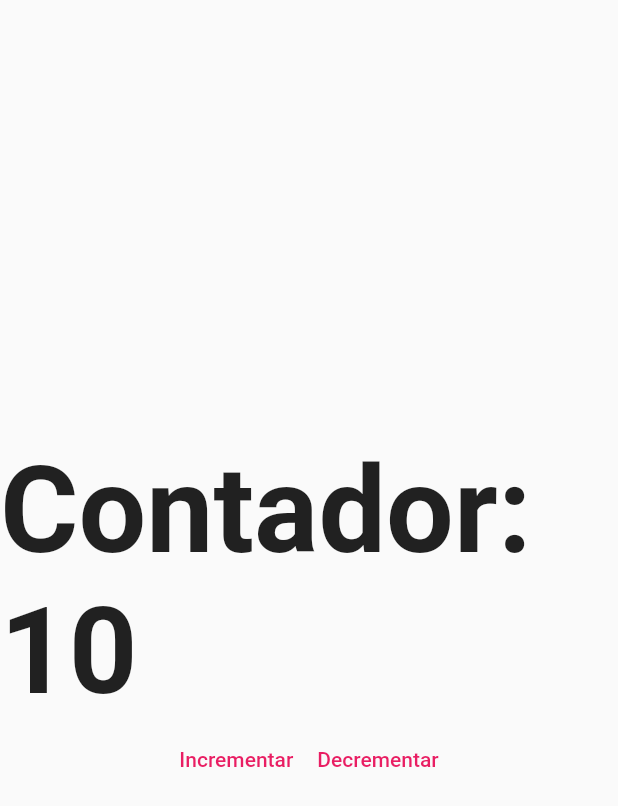
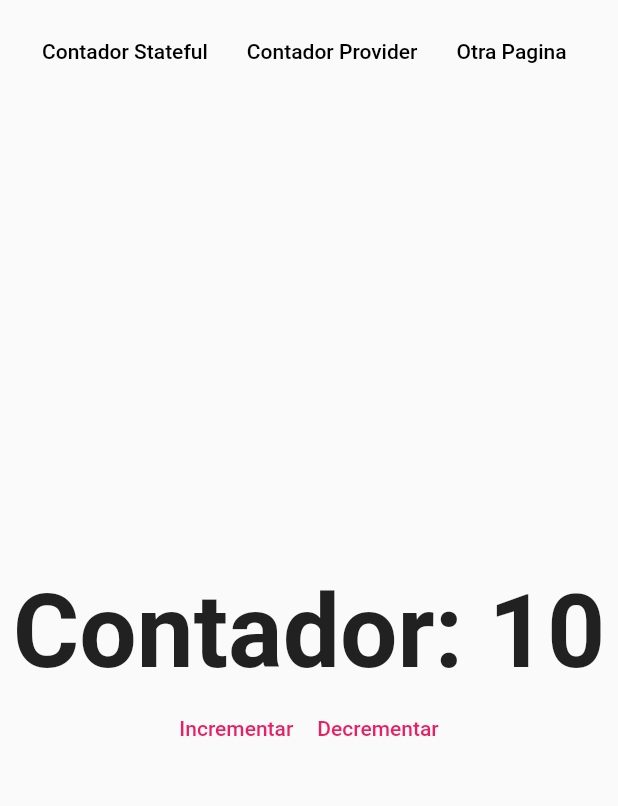
Before and after one commit to MatiasSalomon01/Flutter-Web-Aplicaciones-y-Paginas-web-profesionales, a Flutter app: the screen it shows after launch, on a phone screen of 412 x 824 dp. Shown: the top 806 px of the screen. Run offline on Flutter 3.47's test engine with Material 2 defaults, Android fonts, the phone set to English and light mode, and no system bars.

Commit message:
Creando un menú de navegación

```diff
--- a/bases_web/lib/ui/pages/counter_page.dart
+++ b/bases_web/lib/ui/pages/counter_page.dart
@@ -1,3 +1,4 @@
+import 'package:bases_web/ui/shared/custom_app_menu.dart';
 import 'package:bases_web/ui/shared/custom_flat_button.dart';
 import 'package:flutter/material.dart';
 
@@ -16,9 +17,18 @@ class _CounterPageState extends State<CounterPage> {
       body: Column(
         mainAxisAlignment: MainAxisAlignment.center,
         children: [
-          Text(
-            'Contador: $counter',
-            style: const TextStyle(fontSize: 80, fontWeight: FontWeight.bold),
+          const CustomAppMenu(),
+          const Spacer(),
+          FittedBox(
+            fit: BoxFit.contain,
+            child: Padding(
+              padding: const EdgeInsets.symmetric(horizontal: 10),
+              child: Text(
+                'Contador: $counter',
+                style:
+                    const TextStyle(fontSize: 80, fontWeight: FontWeight.bold),
+              ),
+            ),
           ),
           Row(
             mainAxisAlignment: MainAxisAlignment.center,
@@ -32,7 +42,8 @@ class _CounterPageState extends State<CounterPage> {
                 onPressed: () => setState(() => counter--),
               ),
             ],
-          )
+          ),
+          const Spacer(),
         ],
       ),
     );
--- /dev/null
+++ b/bases_web/lib/ui/shared/custom_app_menu.dart
@@ -0,0 +1,35 @@
+import 'package:bases_web/ui/shared/custom_flat_button.dart';
+import 'package:flutter/material.dart';
+
+class CustomAppMenu extends StatelessWidget {
+  const CustomAppMenu({super.key});
+
+  @override
+  Widget build(BuildContext context) {
+    return Container(
+      padding: EdgeInsets.symmetric(horizontal: 20, vertical: 10),
+      width: double.infinity,
+      child: Row(
+        children: [
+          CustomFlatButton(
+            text: 'Contador Stateful',
+            onPressed: () {},
+            color: Colors.black,
+          ),
+          SizedBox(width: 10),
+          CustomFlatButton(
+            text: 'Contador Provider',
+            onPressed: () {},
+            color: Colors.black,
+          ),
+          SizedBox(width: 10),
+          CustomFlatButton(
+            text: 'Otra Pagina',
+            onPressed: () {},
+            color: Colors.black,
+          )
+        ],
+      ),
+    );
+  }
+}
```
